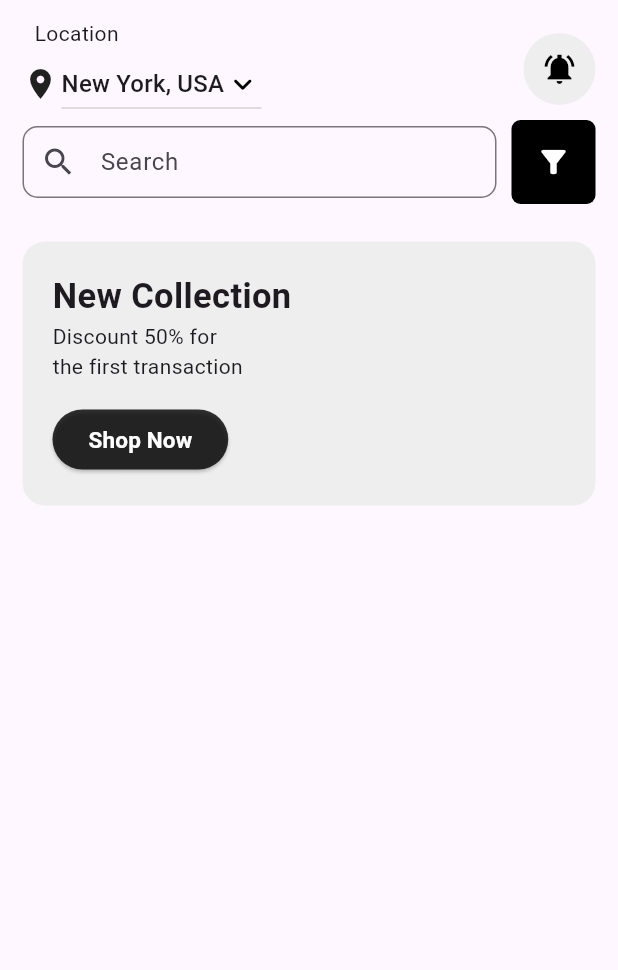
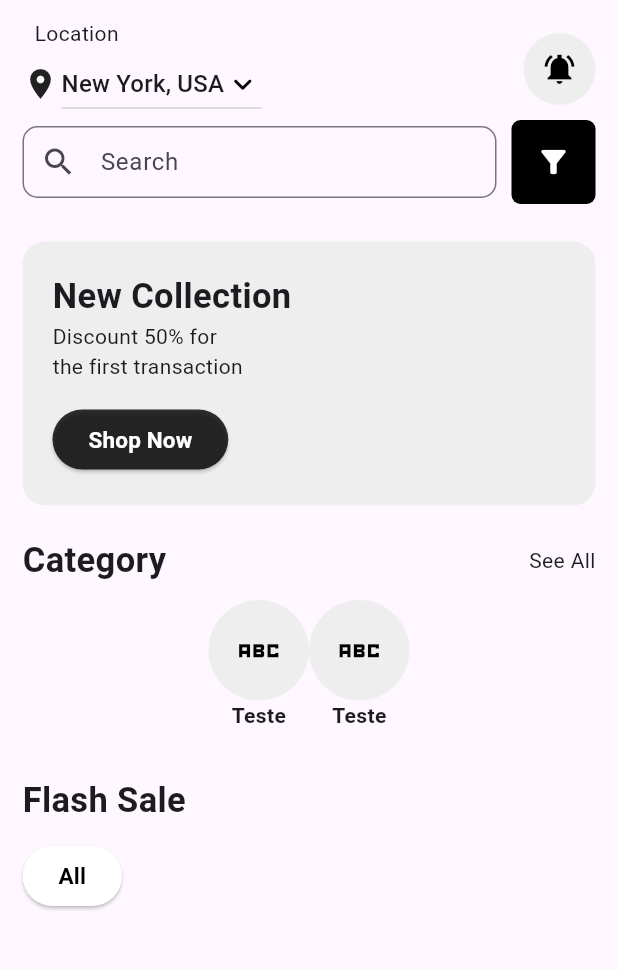
Before and after one commit to leopaivap/JustExquisite, a Flutter app: the screen it shows after launch, on a phone screen of 412 x 824 dp, the part 66-1036 px from its top. Run offline on Flutter 3.47's test engine with Material 3 defaults, Android fonts, the phone set to English and light mode, and no system bars; our stand-ins replace material_design_icons_flutter.

```diff
--- a/lib/view/home_page.dart
+++ b/lib/view/home_page.dart
@@ -1,3 +1,4 @@
+import 'package:fashion/util/components.dart';
 import 'package:fashion/util/style.dart';
 import 'package:flutter/material.dart';
 
@@ -55,6 +56,26 @@ class _HomePageState extends State<HomePage> {
                 ),
                 SearchBar(searchController: searchController),
                 const NewsBoard(),
+                const CategoryFrame(),
+                const Text(
+                  'Flash Sale',
+                  style: kTitleStyle,
+                ),
+                const Padding(
+                  padding: EdgeInsets.symmetric(vertical: 10),
+                  child: SingleChildScrollView(
+                    scrollDirection: Axis.horizontal,
+                    child: Wrap(
+                      direction: Axis.horizontal,
+                      children: [
+                        DefaultLittleButtton(
+                          name: 'All',
+                          isSelectable: true,
+                        ),
+                      ],
+                    ),
+                  ),
+                ),
               ],
             ),
           ),
@@ -85,55 +106,6 @@ class _HomePageState extends State<HomePage> {
         Icons.keyboard_arrow_down_rounded,
         color: Colors.black,
         size: 25,
-      ),
-    );
-  }
-}
-
-class NewsBoard extends StatelessWidget {
-  const NewsBoard({
-    super.key,
-  });
-
-  @override
-  Widget build(BuildContext context) {
-    return Container(
-      margin: const EdgeInsets.only(top: 25),
-      padding: const EdgeInsets.all(20),
-      decoration: BoxDecoration(
-        borderRadius: BorderRadius.circular(15),
-        color: Colors.grey.shade200,
-      ),
-      child: Column(
-        crossAxisAlignment: CrossAxisAlignment.start,
-        children: [
-          const Text(
-            'New Collection',
-            style: TextStyle(
-              fontWeight: FontWeight.bold,
-              fontSize: 23,
-            ),
-          ),
-          const Text('Discount 50% for \nthe first transaction'),
-          const SizedBox(height: 15),
-          ElevatedButton(
-            onPressed: () {},
-            style: ButtonStyle(
-              backgroundColor: MaterialStateProperty.all<Color>(
-                  const Color.fromRGBO(0, 0, 0, 0.8)),
-            ),
-            child: const Padding(
-              padding: EdgeInsets.symmetric(vertical: 8),
-              child: Text(
-                'Shop Now',
-                style: TextStyle(
-                    color: Colors.white,
-                    fontWeight: FontWeight.bold,
-                    fontSize: 15),
-              ),
-            ),
-          ),
-        ],
       ),
     );
   }
@@ -185,24 +157,3 @@ class SearchBar extends StatelessWidget {
     );
   }
 }
-
-class NotificationIcon extends StatelessWidget {
-  const NotificationIcon({
-    super.key,
-  });
-
-  @override
-  Widget build(BuildContext context) {
-    return Container(
-      decoration:
-          BoxDecoration(color: Colors.grey.shade200, shape: BoxShape.circle),
-      child: IconButton(
-        onPressed: () {},
-        icon: const Icon(
-          Icons.notifications_on_sharp,
-          color: Colors.black,
-        ),
-      ),
-    );
-  }
-}
```
